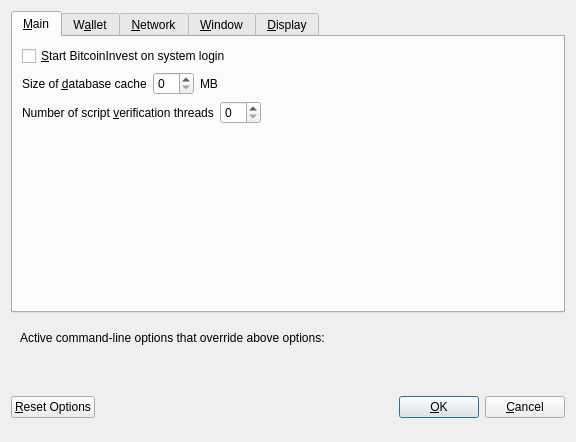
belechedev/BG-GoldMetalCoin, file src/qt/forms/optionsdialog.ui: the form before one commit.
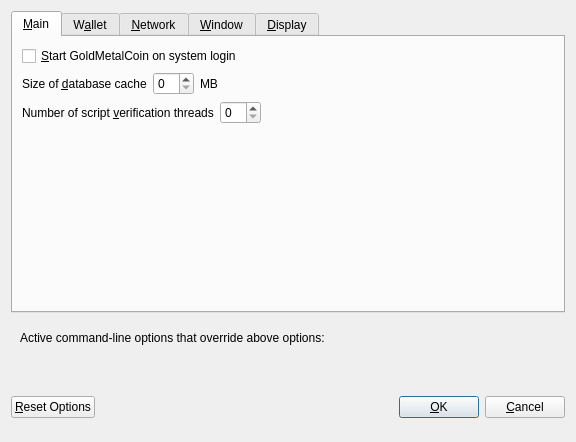
The form after the commit. Custom widgets are drawn as their Qt base class.

Diff of the .ui file:
```diff
--- a/src/qt/forms/optionsdialog.ui
+++ b/src/qt/forms/optionsdialog.ui
@@ -33,7 +33,7 @@
           <string>Automatically start BitcoinInvest after logging in to the system.</string>
          </property>
          <property name="text">
-          <string>&amp;Start BitcoinInvest on system login</string>
+          <string>&amp;Start GoldMetalCoin on system login</string>
          </property>
         </widget>
        </item>
```
Left out of the diff: 8 changed lines with no effect on the pictures.
